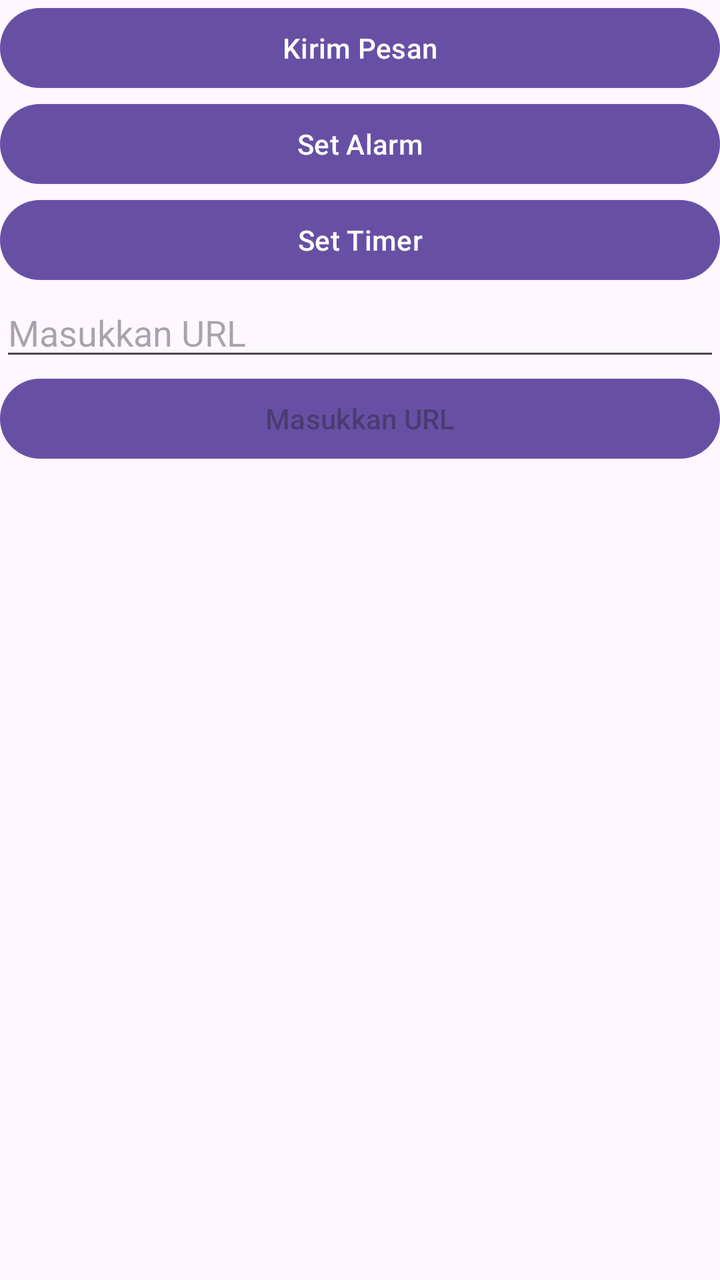
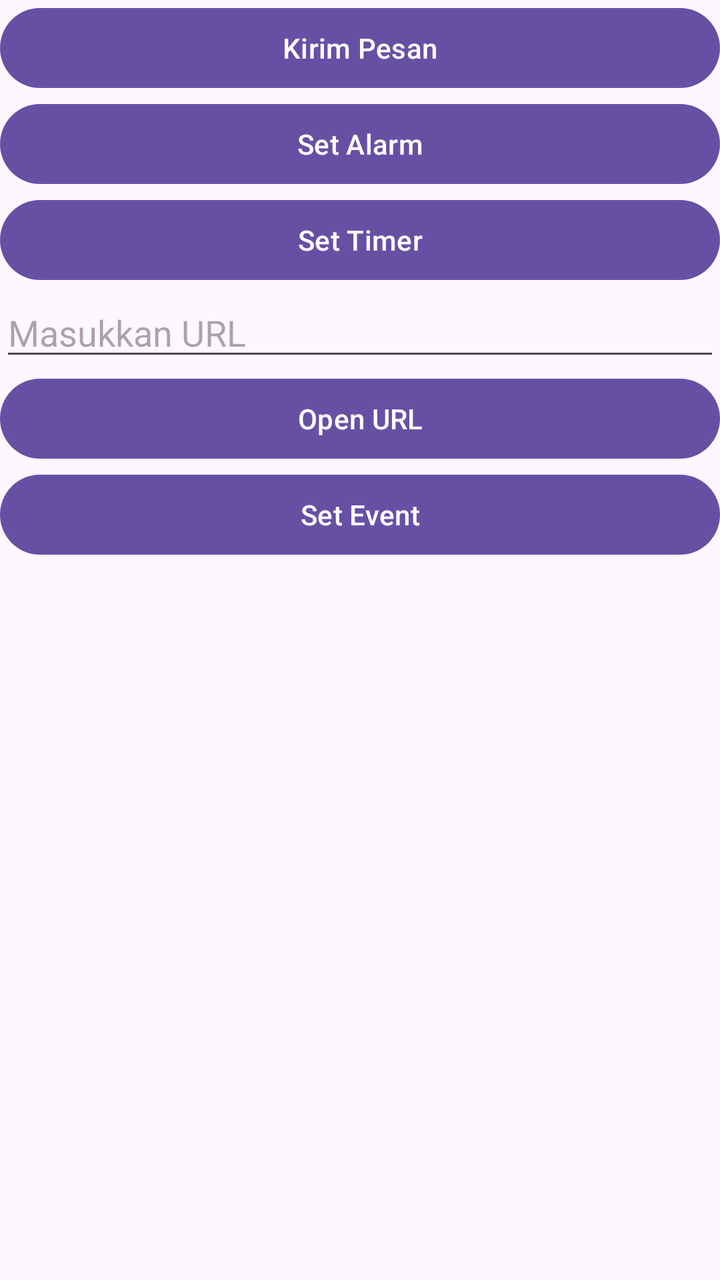

Compare the two renders of this Android layout. The source of the first and the diff that turns it into the second are given below.
<!-- AndroidManifest.xml: application theme Theme.Implisitintent -->
<!-- res/layout/activity_main.xml -->
<?xml version="1.0" encoding="utf-8"?>
<LinearLayout xmlns:android="http://schemas.android.com/apk/res/android"
    xmlns:app="http://schemas.android.com/apk/res-auto"
    xmlns:tools="http://schemas.android.com/tools"
    android:id="@+id/main"
    android:layout_width="match_parent"
    android:layout_height="match_parent"
    android:orientation="vertical"
    tools:context=".MainActivity">

    <Button
        android:layout_width="match_parent"
        android:layout_height="wrap_content"
        android:id="@+id/btnKirimPesnan"
        android:text="Kirim Pesan" />

    <Button
        android:layout_width="match_parent"
        android:layout_height="wrap_content"
        android:id="@+id/btnSetAlarm"
        android:text="Set Alarm" />

    <Button
        android:layout_width="match_parent"
        android:layout_height="wrap_content"
        android:id="@+id/btnSetTimer"
        android:text="Set Timer" />

    <EditText
        android:layout_width="match_parent"
        android:layout_height="wrap_content"
        android:id="@+id/etURL"
        android:hint="Masukkan URL" />

    <Button
        android:layout_width="match_parent"
        android:layout_height="wrap_content"
        android:id="@+id/btnOpenURL"
        android:hint="Masukkan URL" />

</LinearLayout>
<!-- resources referenced by this layout -->
<resources>
  <style name="Theme.Implisitintent" parent="Base.Theme.Implisitintent" />
  <style name="Base.Theme.Implisitintent" parent="Theme.Material3.DayNight.NoActionBar">
          
          
      </style>
</resources>

<!-- the commit's change to res/layout/activity_main.xml (unified diff, before → after) -->
@@ -36,6 +36,13 @@
         android:layout_width="match_parent"
         android:layout_height="wrap_content"
         android:id="@+id/btnOpenURL"
-        android:hint="Masukkan URL" />
+        android:text="Open URL" />
+
+    <Button
+        android:layout_width="match_parent"
+        android:layout_height="wrap_content"
+        android:id="@+id/btnSetEvent"
+        android:text="Set Event" />
+
 
 </LinearLayout>
